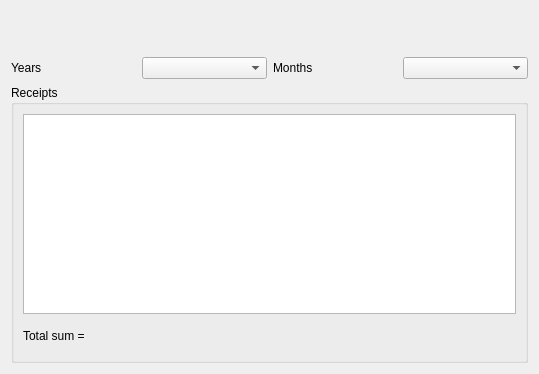
FreeHealth/freehealth, file plugins/accountplugin/ledger/ledgerviewer.ui: the form before one commit.
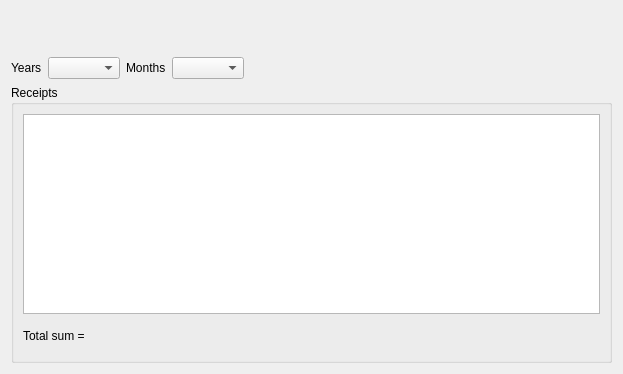
The form after the commit.

Diff of the .ui file:
```diff
--- a/plugins/accountplugin/ledger/ledgerviewer.ui
+++ b/plugins/accountplugin/ledger/ledgerviewer.ui
@@ -6,7 +6,7 @@
    <rect>
     <x>0</x>
     <y>0</y>
-    <width>539</width>
+    <width>623</width>
     <height>374</height>
    </rect>
   </property>
@@ -16,7 +16,7 @@
   <layout class="QGridLayout" name="gridLayout_3">
    <item row="0" column="0">
     <layout class="QGridLayout" name="gridLayout_2">
-     <item row="0" column="0" colspan="4">
+     <item row="0" column="0" colspan="6">
       <widget class="QFrame" name="menuFrame">
        <property name="minimumSize">
         <size>
@@ -82,10 +82,7 @@
        </property>
       </widget>
      </item>
-     <item row="1" column="3">
-      <widget class="QComboBox" name="monthsComboBox"/>
-     </item>
-     <item row="2" column="0" colspan="4">
+     <item row="2" column="0" colspan="6">
       <widget class="QGroupBox" name="receiptsGroupBox">
        <property name="minimumSize">
         <size>
@@ -115,6 +112,12 @@
         </item>
         <item row="1" column="0">
          <widget class="QLabel" name="sumLabel">
+          <property name="maximumSize">
+           <size>
+            <width>16777215</width>
+            <height>40</height>
+           </size>
+          </property>
           <property name="text">
            <string>Total sum = </string>
           </property>
@@ -123,6 +126,22 @@
        </layout>
       </widget>
      </item>
+     <item row="1" column="4">
+      <spacer name="horizontalSpacer">
+       <property name="orientation">
+        <enum>Qt::Horizontal</enum>
+       </property>
+       <property name="sizeHint" stdset="0">
+        <size>
+         <width>40</width>
+         <height>20</height>
+        </size>
+       </property>
+      </spacer>
+     </item>
+     <item row="1" column="3">
+      <widget class="QComboBox" name="monthsComboBox"/>
+     </item>
     </layout>
    </item>
   </layout>
```
